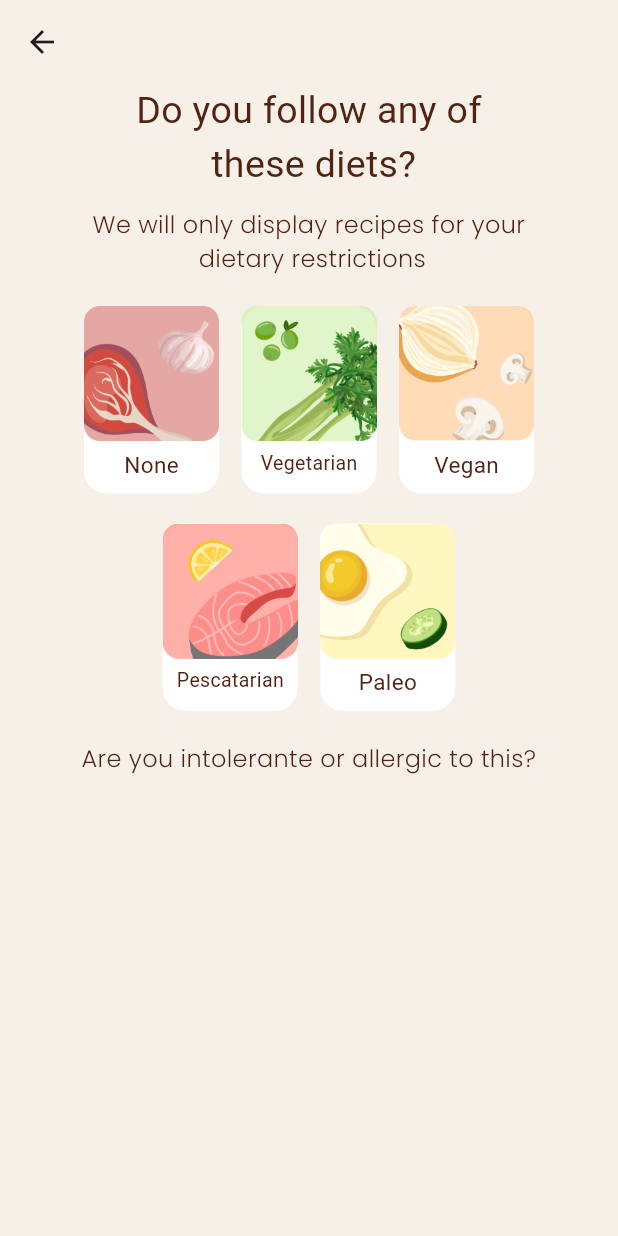
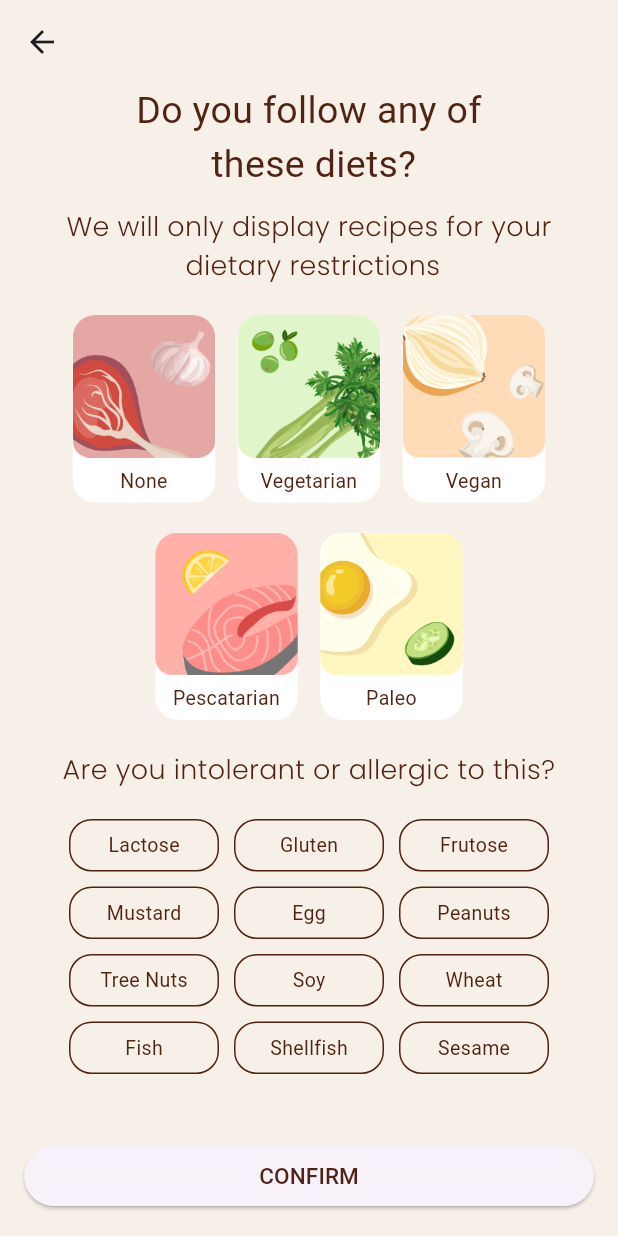
Before and after one commit to GoncaloGingeira/Feast, a Flutter app: the MyDietPage screen opened directly, on a phone screen of 412 x 824 dp. Run offline on Flutter 3.47's test engine with Material 2 defaults, Android fonts, the phone set to English and light mode, and no system bars; our stand-ins replace flutter_boxicons; network calls fail; Roboto replaces fonts that are missing (CustomFont1).

Commit message:
my diet done, needs to be implemented with json

```diff
--- a/lib/main.dart
+++ b/lib/main.dart
@@ -4,7 +4,6 @@ import 'package:feast/homepage.dart';
 import 'package:feast/searchpage.dart';
 import 'package:feast/postpage.dart';
 import 'package:feast/notifpage.dart';
-import 'package:feast/profilepage.dart';
 import 'package:flutter_boxicons/flutter_boxicons.dart';
 
 void main() {
@@ -49,7 +48,7 @@ class _BottomTabBarState extends State<BottomTabBar> {
     SearchPage(),
     PostPage(),
     NotifPage(),
-    ProfilePage(),
+    MyProfilePage(),
   ];
 
   @override
--- a/lib/my_diet.dart
+++ b/lib/my_diet.dart
@@ -8,9 +8,14 @@ class MyDietPage extends StatefulWidget {
 }
 
 class _MyDietPageState extends State<MyDietPage> {
+  String selectedDiet = ''; // Store the selected diet
+  List<String> selectedAllergies = []; // Store the selected allergies
+
   @override
   Widget build(BuildContext context) {
-    return Scaffold(
+    return Material(
+      color: Colors.white,
+      child: Scaffold(
         appBar: AppBar(
           leading: IconButton(
             icon: Icon(Icons.arrow_back),
@@ -33,47 +38,107 @@ class _MyDietPageState extends State<MyDietPage> {
                       ),
                       textAlign: TextAlign.center,
                     ),
-                  SizedBox(height: 10,),
+                    SizedBox(
+                      height: 10,
+                    ),
                     Text(
                       'We will only display recipes for your \n dietary restrictions',
                       style: TextStyle(
-                      fontSize: 16,
+                        fontSize: 18,
                         color: const Color.fromARGB(255, 81, 35, 19),
                         fontFamily: 'CustomFont2',
                       ),
                       textAlign: TextAlign.center,
                     ),
-                  SizedBox(height: 20,),
+                    SizedBox(
+                      height: 20,
+                    ),
                     // Create five squares with rounded edges
                     Row(
                       mainAxisAlignment: MainAxisAlignment.center,
                       children: [
-                      _buildSquareTL(),
-                      SizedBox(width: 15,),
-                      _buildSquareTM(),
-                      SizedBox(width: 15,),
-                      _buildSquareTR(),
+                        _buildSquare('None', 'assets/none.png'),
+                        SizedBox(
+                          width: 15,
+                        ),
+                        _buildSquare('Vegetarian', 'assets/vegetarian.png'),
+                        SizedBox(
+                          width: 15,
+                        ),
+                        _buildSquare('Vegan', 'assets/vegan.png'),
                       ],
                     ),
-                  SizedBox(height: 20,),
+                    SizedBox(
+                      height: 20,
+                    ),
                     Row(
                       mainAxisAlignment: MainAxisAlignment.center,
                       children: [
-                      _buildSquareBL(),
-                      SizedBox(width: 15,),
-                      _buildSquareBR(),
+                        _buildSquare('Pescatarian', 'assets/pescatarian.png'),
+                        SizedBox(
+                          width: 15,
+                        ),
+                        _buildSquare('Paleo', 'assets/paleo.png'),
                       ],
                     ),
 
-                  SizedBox(height: 20,),
+                    SizedBox(
+                      height: 20,
+                    ),
                     Text(
-                    'Are you intolerante or allergic to this?',
+                      'Are you intolerant or allergic to this?',
                       style: TextStyle(
-                      fontSize: 16,
+                        fontSize: 18,
                         color: const Color.fromARGB(255, 81, 35, 19),
                         fontFamily: 'CustomFont2',
                       ),
                       textAlign: TextAlign.center,
+                    ),
+                    SizedBox(
+                      height: 20,
+                    ),
+                    Row(
+                      mainAxisAlignment: MainAxisAlignment.center,
+                      children: [
+                        _buildIntoleranceButton('Lactose'),
+                        SizedBox(width: 10),
+                        _buildIntoleranceButton('Gluten'),
+                        SizedBox(width: 10),
+                        _buildIntoleranceButton('Frutose'),
+                      ],
+                    ),
+                    SizedBox(height: 10),
+                    Row(
+                      mainAxisAlignment: MainAxisAlignment.center,
+                      children: [
+                        _buildIntoleranceButton('Mustard'),
+                        SizedBox(width: 10),
+                        _buildIntoleranceButton('Egg'),
+                        SizedBox(width: 10),
+                        _buildIntoleranceButton('Peanuts'),
+                      ],
+                    ),
+                    SizedBox(height: 10),
+                    Row(
+                      mainAxisAlignment: MainAxisAlignment.center,
+                      children: [
+                        _buildIntoleranceButton('Tree Nuts'),
+                        SizedBox(width: 10),
+                        _buildIntoleranceButton('Soy'),
+                        SizedBox(width: 10),
+                        _buildIntoleranceButton('Wheat'),
+                      ],
+                    ),
+                    SizedBox(height: 10),
+                    Row(
+                      mainAxisAlignment: MainAxisAlignment.center,
+                      children: [
+                        _buildIntoleranceButton('Fish'),
+                        SizedBox(width: 10),
+                        _buildIntoleranceButton('Shellfish'),
+                        SizedBox(width: 10),
+                        _buildIntoleranceButton('Sesame'),
+                      ],
                     ),
                   ],
                 ),
@@ -81,173 +146,131 @@ class _MyDietPageState extends State<MyDietPage> {
             ],
           ),
         ),
+        bottomNavigationBar: Container(
+          padding: EdgeInsets.all(16.0),
+          color: Color.fromARGB(255, 246, 240, 232),
+          child: ElevatedButton(
+            onPressed: () {
+              Navigator.pop(context);
+            },
+            child: Text(
+              'CONFIRM',
+              style: TextStyle(
+                fontSize: 15,
+                color: const Color.fromARGB(255, 81, 35, 19),
+              ),
+            ),
+          ),
+        ),
+      ),
     );
   }
 
-  Widget _buildSquareTL() {
-    return Container(
-        width: 90,
+  Widget _buildIntoleranceButton(String text) {
+    bool isSelected = selectedAllergies.contains(text);
+
+    return GestureDetector(
+      onTap: () {
+        setState(() {
+          if (isSelected) {
+            selectedAllergies.remove(text);
+          } else {
+            selectedAllergies.add(text);
+          }
+        });
+      },
+      child: Container(
+        width: 100,
+        height: 35,
+        decoration: BoxDecoration(
+          color: isSelected ? Colors.white : Colors.transparent,
+          border: Border.all(
+            color: isSelected
+                ? Colors.transparent
+                : const Color.fromARGB(255, 81, 35, 19),
+            width: isSelected ? 0 : 1,
+          ),
+          borderRadius: BorderRadius.circular(15),
+        ),
+        child: Center(
+          child: Text(
+            text,
+            style: TextStyle(
+              color: const Color.fromARGB(255, 81, 35, 19),
+              fontSize: 13,
+            ),
+          ),
+        ),
+      ),
+    );
+  }
+
+  Widget _buildSquare(String diet, String imagePath) {
+    bool isSelected = selectedDiet == diet;
+
+    return GestureDetector(
+      onTap: () {
+        setState(() {
+          if (isSelected) {
+            selectedDiet = ''; // Deselect if already selected
+          } else {
+            selectedDiet = diet; // Select the current diet
+          }
+        });
+      },
+      child: Container(
+        width: 95,
+        height: 125,
+        child: Stack(
+          children: [
+            // Background container with rounded corners
+            Container(
+              width: 95,
               height: 125,
               decoration: BoxDecoration(
                 color: Colors.white,
                 borderRadius: BorderRadius.circular(15),
+                image: DecorationImage(
+                  image: AssetImage(imagePath),
+                  alignment: Alignment.topCenter, // Align asset at the top
                 ),
-        child: Column(
-          children: [
-            Image.asset(
-              'assets/none.png',
+              ),
+            ),
+            // Border overlay
+            if (isSelected)
+              Positioned.fill(
+                child: Container(
                   width: 90,
-              height: 90,
+                  height: 125,
+                  decoration: BoxDecoration(
+                    borderRadius: BorderRadius.circular(15),
+                    border: Border.all(
+                      color: const Color.fromARGB(255, 81, 35, 19),
+                      width: 2.0,
                     ),
-            SizedBox(height: 5,),
-            Align(
-              child: Padding(
-                padding: EdgeInsets.only(bottom: 8.0),
+                  ),
+                ),
+              ),
+            // Text
+            Positioned(
+              bottom: 5.0,
+              left: 1.0,
+              right: 1.0,
+              child: Container(
+                //alignment: Alignment.bottomCenter,
                 child: Text(
-                  'None',
+                  diet,
+                  textAlign: TextAlign.center,
                   style: TextStyle(
-                    fontSize: 15,
-                    color:  const Color.fromARGB(255, 81, 35, 19),
+                    fontSize: 13,
+                    color: const Color.fromARGB(255, 81, 35, 19),
                   ),
                 ),
               ),
             ),
           ],
-        )
-    );
-  }
-
-
-  Widget _buildSquareTM() {
-    return Container(
-        width: 90,
-        height: 125,
-        decoration: BoxDecoration(
-          color: Colors.white,
-          borderRadius: BorderRadius.circular(15),
-        ),
-        child: Column(
-          children: [
-            Image.asset(
-              'assets/vegetarian.png',
-              width: 90,
-              height: 90,
-            ),
-            SizedBox(height: 5,),
-            Align(
-              child: Padding(
-                padding: EdgeInsets.only(bottom: 8.0),
-                child: Text(
-                  'Vegetarian',
-                  style: TextStyle(
-                    fontSize: 13,
-                    color:  const Color.fromARGB(255, 81, 35, 19),
         ),
       ),
-              ),
-            ),
-          ],
-        )
-    );
-
-  }
-
-  Widget _buildSquareTR() {
-    return Container(
-        width: 90,
-        height: 125,
-        decoration: BoxDecoration(
-          color: Colors.white,
-          borderRadius: BorderRadius.circular(15),
-        ),
-        child: Column(
-          children: [
-            Image.asset(
-              'assets/vegan.png',
-              width: 90,
-              height: 90,
-            ),
-            SizedBox(height: 5,),
-            Align(
-              child: Padding(
-                padding: EdgeInsets.only(bottom: 8.0),
-                child: Text(
-                  'Vegan',
-                  style: TextStyle(
-                    fontSize: 15,
-                    color:  const Color.fromARGB(255, 81, 35, 19),
-                  ),
-                ),
-              ),
-            ),
-          ],
-        )
-    );
-  }
-
-  Widget _buildSquareBL() {
-    return Container(
-        width: 90,
-        height: 125,
-        decoration: BoxDecoration(
-          color: Colors.white,
-          borderRadius: BorderRadius.circular(15),
-        ),
-        child: Column(
-          children: [
-            Image.asset(
-              'assets/pescatarian.png',
-              width: 90,
-              height: 90,
-            ),
-            SizedBox(height: 5,),
-            Align(
-              child: Padding(
-                padding: EdgeInsets.only(bottom: 8.0),
-                child: Text(
-                  'Pescatarian',
-                  style: TextStyle(
-                    fontSize: 13,
-                    color:  const Color.fromARGB(255, 81, 35, 19),
-                  ),
-                ),
-              ),
-            ),
-          ],
-        )
-    );
-  }
-
-  Widget _buildSquareBR() {
-    return Container(
-        width: 90,
-        height: 125,
-        decoration: BoxDecoration(
-          color: Colors.white,
-          borderRadius: BorderRadius.circular(15),
-        ),
-        child: Column(
-          children: [
-            Image.asset(
-              'assets/paleo.png',
-              width: 90,
-              height: 90,
-            ),
-            SizedBox(height: 5,),
-            Align(
-              child: Padding(
-                padding: EdgeInsets.only(bottom: 8.0),
-                child: Text(
-                  'Paleo',
-                  style: TextStyle(
-                    fontSize: 15,
-                    color:  const Color.fromARGB(255, 81, 35, 19),
-                  ),
-                ),
-              ),
-            ),
-          ],
-        )
     );
   }
 }
```
Also changed, not shown: lib/profilepage.dart (deleted, +0 -231 lines), pubspec.lock. Lines whose indentation alone changed are shown as unchanged.
